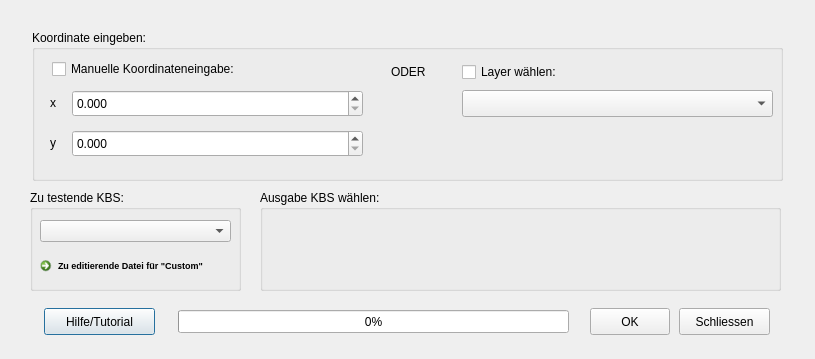
Above: crs_guesser_dialog_base.ui from brigitdanthine/crs-guesser before the change. Below: the same form after it.
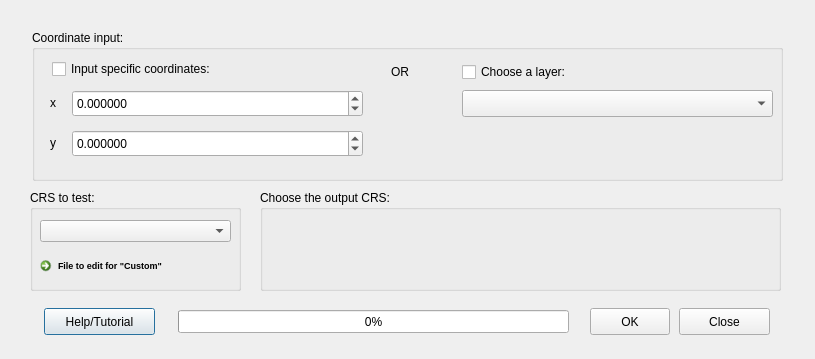
That is the form after the change. Custom widgets are drawn as their Qt base class.

```diff
--- a/crs_guesser_dialog_base.ui
+++ b/crs_guesser_dialog_base.ui
@@ -36,7 +36,7 @@
     </rect>
    </property>
    <property name="title">
-    <string>Koordinate eingeben:</string>
+    <string>Coordinate input:</string>
    </property>
    <widget class="QgsDoubleSpinBox" name="eingabe_x_koordinate">
     <property name="geometry">
@@ -48,7 +48,10 @@
      </rect>
     </property>
     <property name="decimals">
-     <number>3</number>
+     <number>6</number>
+    </property>
+    <property name="minimum">
+     <double>-1000000000000000.000000000000000</double>
     </property>
     <property name="maximum">
      <double>1000000000000000.000000000000000</double>
@@ -64,7 +67,10 @@
      </rect>
     </property>
     <property name="decimals">
-     <number>3</number>
+     <number>6</number>
+    </property>
+    <property name="minimum">
+     <double>-1000000000000000.000000000000000</double>
     </property>
     <property name="maximum">
      <double>1000000000000000.000000000000000</double>
@@ -80,7 +86,7 @@
      </rect>
     </property>
     <property name="text">
-     <string>Manuelle Koordinateneingabe:</string>
+     <string>Input specific coordinates:</string>
     </property>
     <property name="tristate">
      <bool>false</bool>
@@ -96,7 +102,7 @@
      </rect>
     </property>
     <property name="text">
-     <string>Layer wählen:</string>
+     <string>Choose a layer:</string>
     </property>
    </widget>
    <widget class="QgsMapLayerComboBox" name="eingabe_layer">
@@ -119,7 +125,7 @@
      </rect>
     </property>
     <property name="text">
-     <string>ODER</string>
+     <string>OR</string>
     </property>
    </widget>
   </widget>
@@ -133,7 +139,7 @@
     </rect>
    </property>
    <property name="text">
-    <string>Hilfe/Tutorial</string>
+    <string>Help/Tutorial</string>
    </property>
    <property name="default">
     <bool>false</bool>
@@ -152,7 +158,7 @@
     </rect>
    </property>
    <property name="title">
-    <string>Zu testende KBS:</string>
+    <string>CRS to test:</string>
    </property>
    <widget class="QComboBox" name="wahl_test_kbs">
     <property name="geometry">
@@ -186,7 +192,7 @@
      <set>Qt::ImhMultiLine</set>
     </property>
     <property name="text">
-     <string>Zu editierende Datei für &quot;Custom&quot;</string>
+     <string>File to edit for &quot;Custom&quot;</string>
     </property>
     <property name="iconSize">
      <size>
@@ -206,7 +212,7 @@
     </rect>
    </property>
    <property name="title">
-    <string>Ausgabe KBS wählen:</string>
+    <string>Choose the output CRS:</string>
    </property>
    <widget class="QgsProjectionSelectionWidget" name="eingabe_ausgabe_kbs">
     <property name="geometry">
@@ -282,7 +288,7 @@
     </rect>
    </property>
    <property name="text">
-    <string>Schliessen</string>
+    <string>Close</string>
    </property>
   </widget>
   <zorder>layoutWidget</zorder>
```
